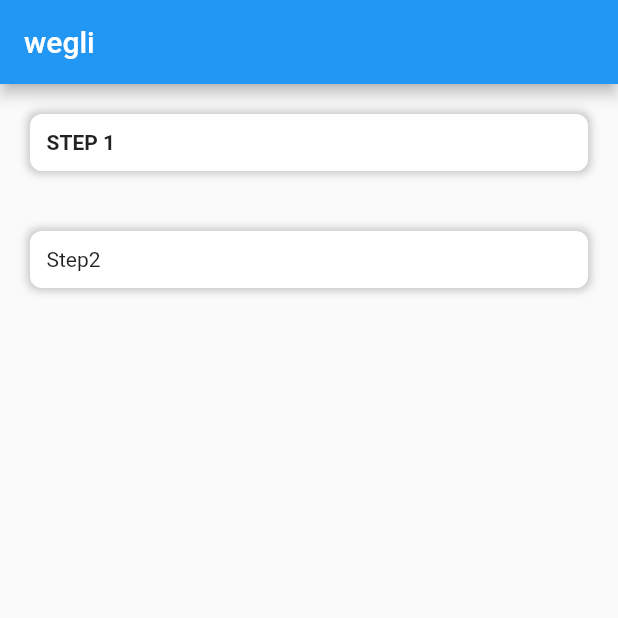
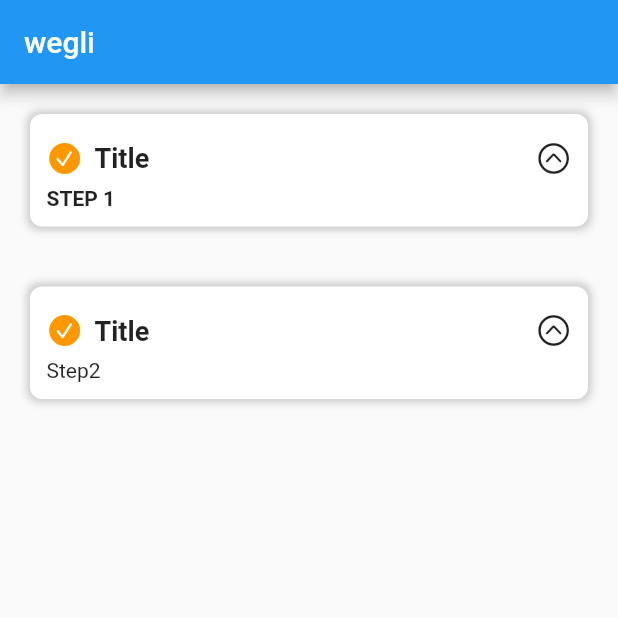
Before and after one commit to mltbnz/wegli-x, a Flutter app: the screen it shows after launch, on a phone screen of 412 x 824 dp, the top half of it. Run offline on Flutter 3.47's test engine with Material 2 defaults, Android fonts, the phone set to English and light mode, and no system bars.

Commit message:
add widget top row

```diff
--- a/lib/screens/views/stepContainer.dart
+++ b/lib/screens/views/stepContainer.dart
@@ -1,11 +1,22 @@
 import 'package:flutter/cupertino.dart';
 import 'package:flutter/material.dart';
 import 'package:wegli/screens/components/decortations.dart';
+import 'package:flutter/foundation.dart';
+import 'package:meta/meta.dart';
 
 class StepContainer extends StatelessWidget {
+  StepContainer(
+      {Key key,
+      this.child,
+      this.isComplete = false,
+      this.isExpanded = false,
+      this.title = 'Title'})
+      : super(key: key);
+
   final Widget child;
-
-  const StepContainer({Key key, this.child}) : super(key: key);
+  bool isComplete;
+  final bool isExpanded;
+  final String title;
 
   @override
   Widget build(BuildContext context) {
@@ -13,7 +24,35 @@ class StepContainer extends StatelessWidget {
       decoration: CustomDecorations().baseBackgroundDecoration(),
       padding: EdgeInsets.all(10),
       margin: EdgeInsets.all(20),
-      child: child,
-      );
+      child: Column(
+        crossAxisAlignment: CrossAxisAlignment.start,
+        children: [
+          Row(
+            children: [
+              Icon(
+                  isComplete
+                      ? CupertinoIcons.exclamationmark_circle_fill
+                      : CupertinoIcons.checkmark_circle_fill,
+                  color: isComplete ? Colors.green : Colors.orange,
+                  size: 24.0),
+              Padding(
+                padding: const EdgeInsets.all(8.0),
+                child: Text(
+                  title,
+                  style: TextStyle(fontWeight: FontWeight.bold, fontSize: 18.0),
+                ),
+              ),
+              Spacer(),
+              Icon(
+                isExpanded
+                    ? CupertinoIcons.chevron_down_circle
+                    : CupertinoIcons.chevron_up_circle,
+              )
+            ],
+          ),
+          child
+        ],
+      ),
+    );
   }
 }
```
